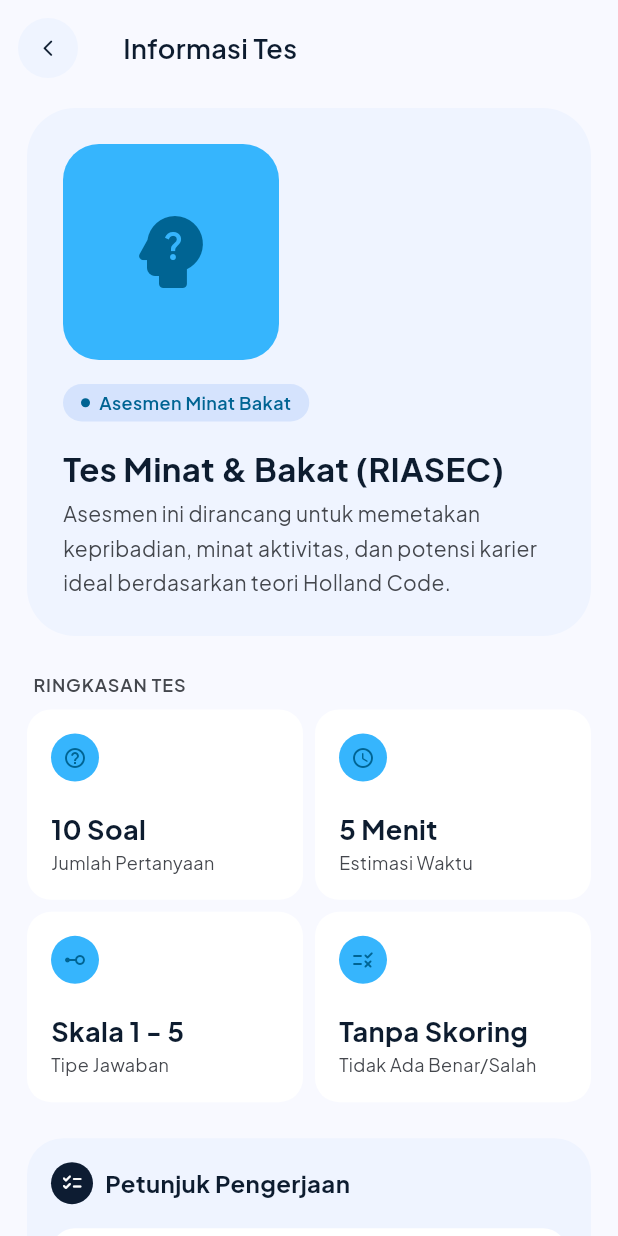
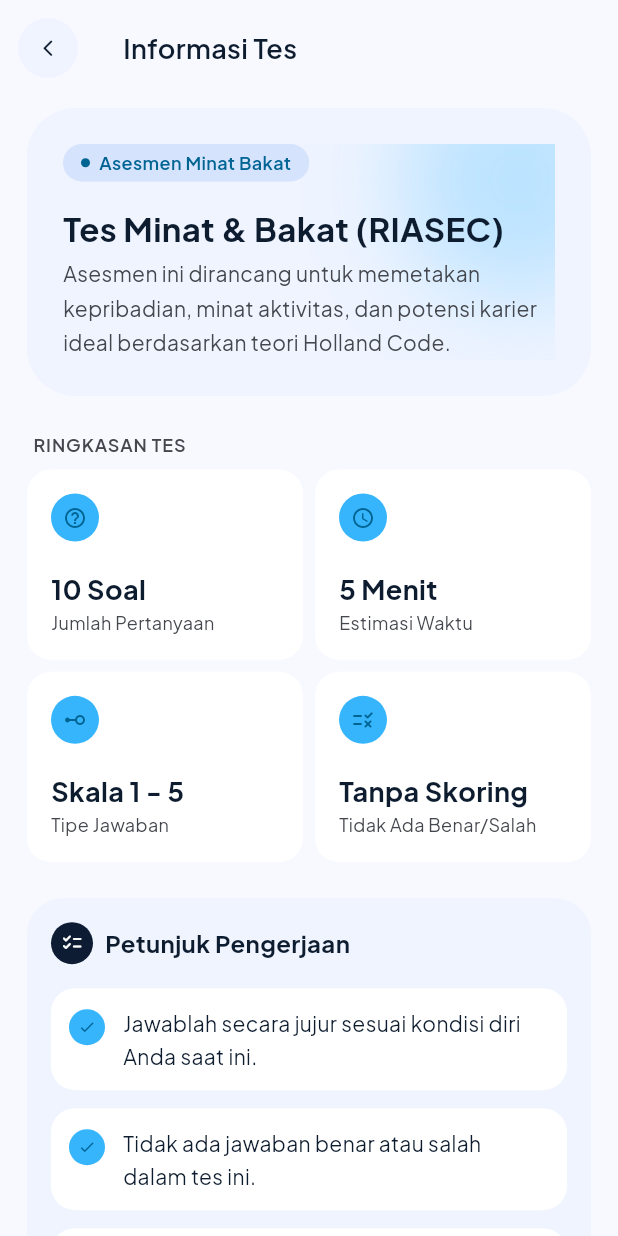
Before and after one commit to mutiararzs/CMS, a Flutter app: the HomeView screen opened directly, after a tap on "Mulai Sekarang", on a phone screen of 412 x 824 dp. Run offline on Flutter 3.47's test engine with Material 3 defaults, Android fonts, the phone set to English and light mode, and no system bars; our stand-ins replace dio, google_fonts.

Commit message:
update baru

```diff
--- a/lib/views/home_view.dart
+++ b/lib/views/home_view.dart
@@ -5,6 +5,7 @@ import 'package:google_fonts/google_fonts.dart';
 import 'package:provider/provider.dart';
 
 import '../utils/login_colors.dart';
+import '../widgets/app_logo.dart';
 import '../viewmodels/home_viewmodel.dart';
 import '../viewmodels/informasi_tes_viewmodel.dart';
 import 'informasi_tes_view.dart';
@@ -69,17 +70,7 @@ class _HomeViewState extends State<HomeView> {
         padding: const EdgeInsets.symmetric(horizontal: 20),
         child: Row(
           children: [
-            Image.asset(
-              'assets/images/logo-peta-masa-depanku.png',
-              width: 32,
-              height: 32,
-              fit: BoxFit.cover,
-              errorBuilder: (_, __, ___) => const Icon(
-                Icons.explore,
-                size: 32,
-                color: LoginColors.link,
-              ),
-            ),
+            AppLogo(size: 32),
             const SizedBox(width: 30),
             Text(
               'Beranda',
@@ -214,7 +205,7 @@ class _HomeViewState extends State<HomeView> {
               bottom: 56,
               child: Opacity(
                 opacity: 0.2,
-                child: Icon(Icons.explore_outlined, size: 120, color: LoginColors.accent),
+                child: AppLogo(size: 120),
               ),
             ),
             Column(
--- a/lib/views/informasi_tes_view.dart
+++ b/lib/views/informasi_tes_view.dart
@@ -1,3 +1,5 @@
+import 'dart:ui' show ImageFilter;
+
 import 'package:flutter/material.dart';
 import 'package:google_fonts/google_fonts.dart';
 import 'package:provider/provider.dart';
@@ -108,31 +110,33 @@ class InformasiTesView extends StatelessWidget {
   }
 
   Widget _buildHeader(InformasiTesViewModel vm) {
-    return Container(
+    return ClipRRect(
+      borderRadius: BorderRadius.circular(32),
+      child: Container(
         width: double.infinity,
+        color: LoginColors.card,
         padding: const EdgeInsets.all(24),
+        child: Stack(
+          children: [
+            // Cahaya biru lembut di pojok kanan atas (sesuai desain)
+            Positioned(
+              top: -56,
+              right: -56,
+              child: ImageFiltered(
+                imageFilter: ImageFilter.blur(sigmaX: 32, sigmaY: 32),
+                child: Container(
+                  width: 160,
+                  height: 160,
                   decoration: BoxDecoration(
-        color: LoginColors.card,
-        borderRadius: BorderRadius.circular(32),
+                    color: LoginColors.accent.withValues(alpha: 0.28),
+                    shape: BoxShape.circle,
                   ),
-      child: Column(
+                ),
+              ),
+            ),
+            Column(
               crossAxisAlignment: CrossAxisAlignment.start,
               children: [
-          // TODO: ganti dengan ilustrasi asli dari assets/images/.
-          Container(
-            width: 144,
-            height: 144,
-            decoration: BoxDecoration(
-              color: LoginColors.accent,
-              borderRadius: BorderRadius.circular(24),
-            ),
-            child: const Icon(
-              Icons.psychology_alt_rounded,
-              size: 64,
-              color: LoginColors.link,
-            ),
-          ),
-          const SizedBox(height: 16),
                 Container(
                   padding: const EdgeInsets.symmetric(horizontal: 12, vertical: 4),
                   decoration: BoxDecoration(
@@ -182,6 +186,9 @@ class InformasiTesView extends StatelessWidget {
                   ),
                 ),
               ],
+            ),
+          ],
+        ),
       ),
     );
   }
--- a/lib/views/login_view.dart
+++ b/lib/views/login_view.dart
@@ -5,6 +5,7 @@ import 'package:google_fonts/google_fonts.dart';
 import 'package:provider/provider.dart';
 
 import '../utils/login_colors.dart';
+import '../widgets/app_logo.dart';
 import '../utils/validators.dart';
 import '../viewmodels/home_viewmodel.dart';
 import '../viewmodels/login_viewmodel.dart';
@@ -104,17 +105,7 @@ class _LoginViewState extends State<LoginView> {
   Widget _buildHeader() {
     return Column(
       children: [
-        Image.asset(
-          'assets/images/logo-peta-masa-depanku.png',
-          width: 104,
-          height: 104,
-          fit: BoxFit.cover,
-          errorBuilder: (_, __, ___) => const Icon(
-            Icons.explore,
-            size: 104,
-            color: LoginColors.link,
-          ),
-        ),
+        AppLogo(size: 104),
         const SizedBox(height: 24),
         Text(
           'Selamat Datang Kembali',
--- a/lib/views/soal_tes_view.dart
+++ b/lib/views/soal_tes_view.dart
@@ -384,7 +384,7 @@ class SoalTesView extends StatelessWidget {
   }
 
   Widget _buildBottomBar(BuildContext context, SoalTesViewModel vm) {
-    final label = vm.isLast ? 'KIRIM JAWABAN' : 'Selanjutnya';
+    final label = vm.isLast ? 'KIRIM JAWABAN' : 'SELANJUTNYA';
 
     return Container(
       color: LoginColors.background,
--- /dev/null
+++ b/lib/widgets/app_logo.dart
@@ -0,0 +1,37 @@
+import 'package:flutter/material.dart';
+
+import '../utils/login_colors.dart';
+
+/// Logo aplikasi "Peta Masa Depanku".
+///
+/// File sumber 1024x1024 (PNG transparan). Gambar didekode sesuai ukuran
+/// tampil x devicePixelRatio supaya tetap tajam di layar HD tanpa
+/// menghabiskan memori.
+class AppLogo extends StatelessWidget {
+  static const assetPath = 'assets/images/logo-peta-masa-depanku.png';
+
+  final double size;
+
+  const AppLogo({super.key, required this.size});
+
+  @override
+  Widget build(BuildContext context) {
+    final px = (size * MediaQuery.devicePixelRatioOf(context)).round();
+
+    return Image.asset(
+      assetPath,
+      width: size,
+      height: size,
+      cacheWidth: px,
+      fit: BoxFit.contain,
+      filterQuality: FilterQuality.high,
+      isAntiAlias: true,
+      semanticLabel: 'Logo Peta Masa Depanku',
+      errorBuilder: (_, __, ___) => Icon(
+        Icons.explore,
+        size: size,
+        color: LoginColors.link,
+      ),
+    );
+  }
+}
```
Also changed, not shown: lib/views/hasil_tes_view.dart (+2 -11 lines), lib/views/profile_view.dart (+2 -11 lines), lib/views/register_view.dart (+2 -11 lines), assets/images/logo-peta-masa-depanku.png (added). Lines whose indentation alone changed are shown as unchanged.
